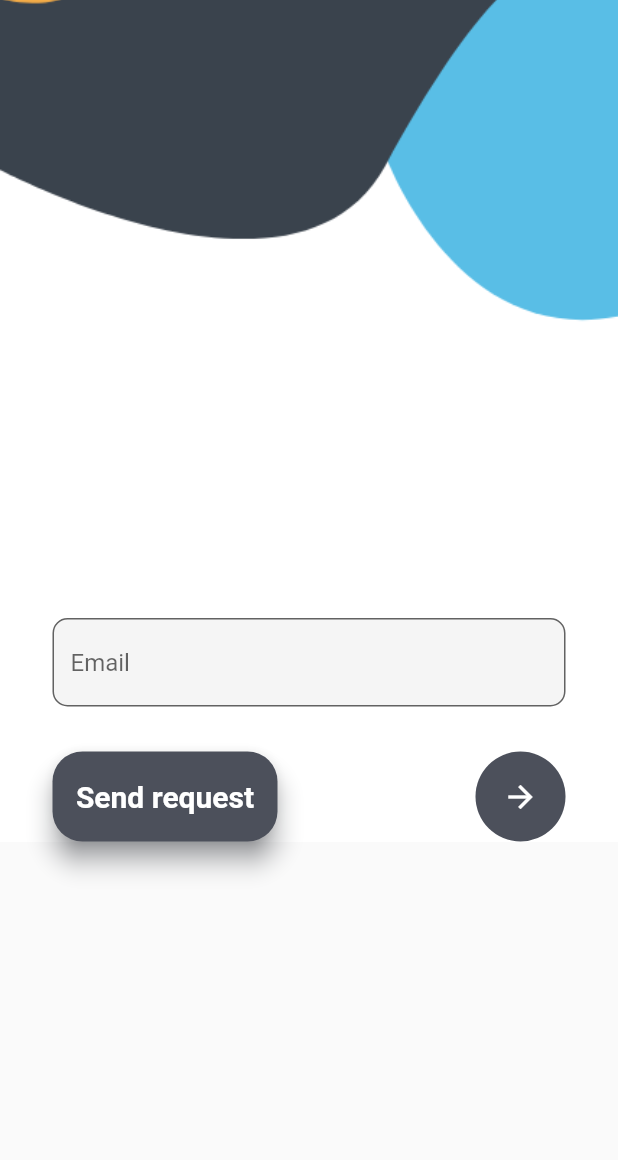
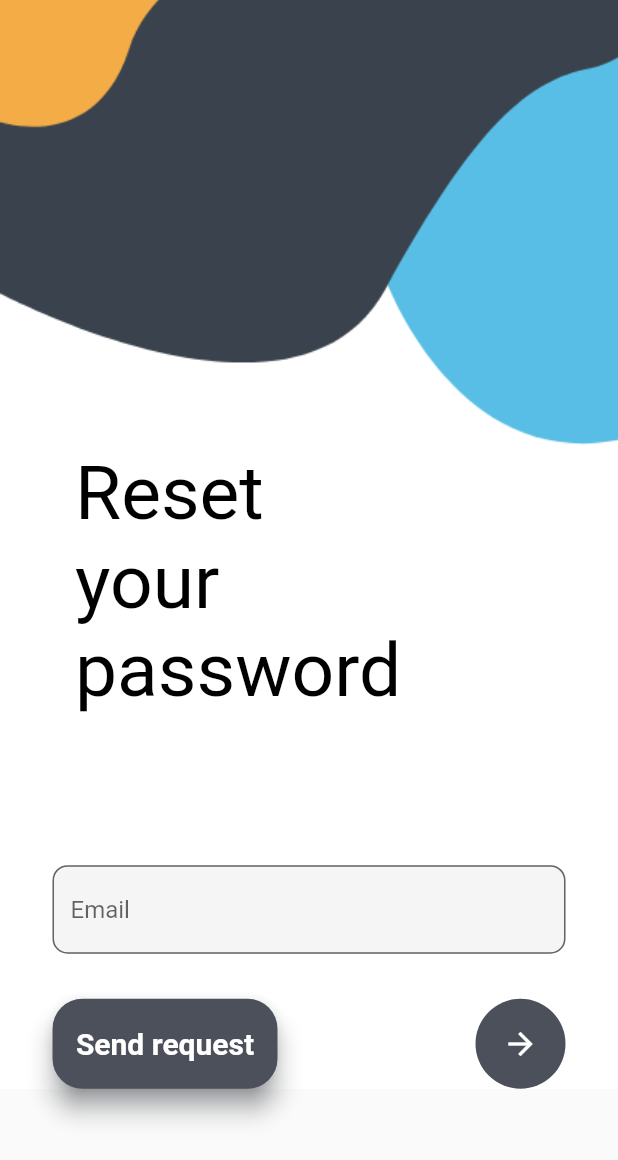
Before and after one commit to FerielHaouala/Ptojet-Mobile, a Flutter app: the ResetPage screen opened directly, on a phone screen of 412 x 824 dp. Shown: the top 1160 px of the screen. Run offline on Flutter 3.47's test engine with Material 2 defaults, Android fonts, the phone set to English and light mode, and no system bars; our stand-ins replace firebase_auth, firebase_core, get; accounts and stored records are empty; statements that could not run were skipped.

Commit message:
final work

```diff
--- a/lib/reset.dart
+++ b/lib/reset.dart
@@ -30,17 +30,17 @@ class _ResetPageState extends State<ResetPage> with SingleTickerProviderStateMix
         body: Container(
           decoration: BoxDecoration(
               image: DecorationImage(
-                  image: AssetImage('img/login.png'), fit: BoxFit.cover)),
+        image: AssetImage('img/login.png'), fit: BoxFit.cover),),
           child: Stack(children: [
           Container(
-          padding: EdgeInsets.only(left: 35, top: 150),
-          child: Text('Reset\nyour password',
-              style: TextStyle(color: Colors.white, fontSize: 33)),
+            padding: EdgeInsets.only(left: 50, top:300),
+            child: Text('Reset\nyour\npassword',
+              style: TextStyle(color: Colors.black, fontSize: 50)),
         ),
         SingleChildScrollView(
             child: Container(
             padding: EdgeInsets.only(
-            top: MediaQuery.of(context).size.height * 0.5,
+            top: MediaQuery.of(context).size.height * 0.7,
         right: 35,
         left: 35),
     child: Column(children: [
```
